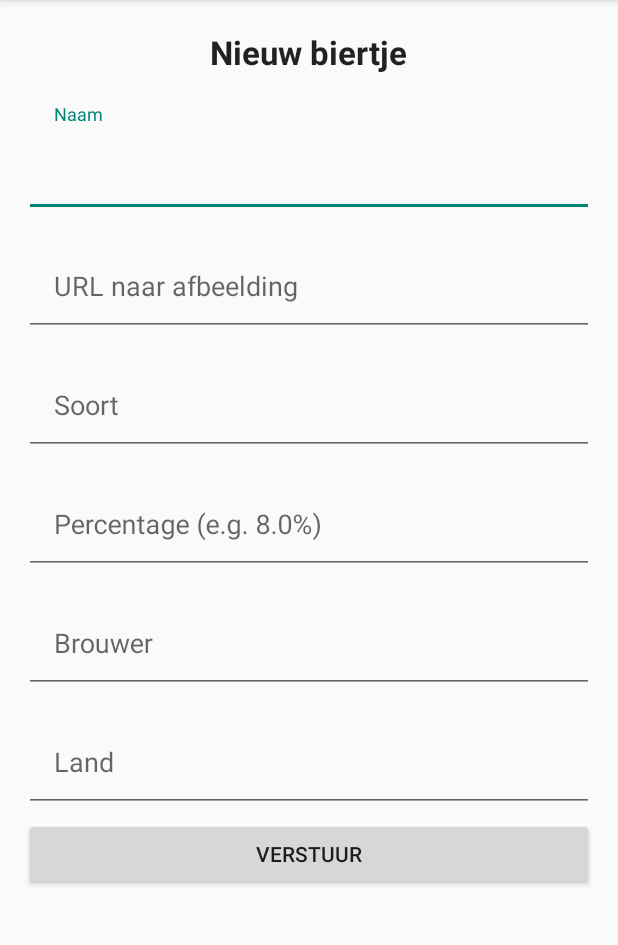
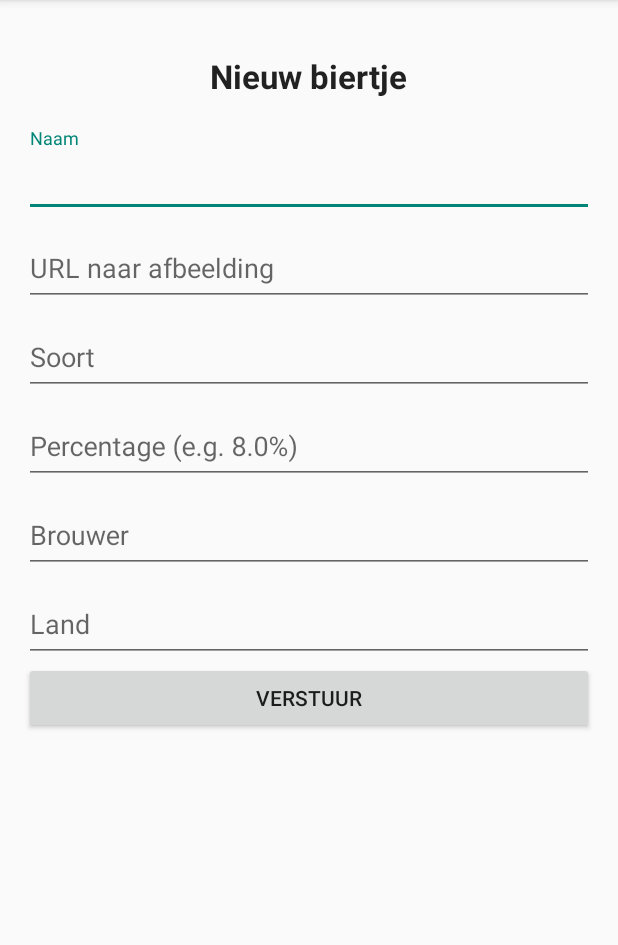
Before and after one commit to DispuutHamers/hamersapp, an Android app: the NewBeerActivity screen opened directly, with no data from a screen before it, on a phone screen of 412 x 824 dp, the part 84-1029 px from its top. Run offline under Robolectric (Android 15) with nearby library versions, the phone set to English and light mode, and no system bars.

Commit message:
Layout fixes

```diff
--- a/hamersapp/src/main/res/layout/new_beer_activity.xml
+++ b/hamersapp/src/main/res/layout/new_beer_activity.xml
@@ -16,9 +16,7 @@
                 android:orientation="vertical"
                 android:layout_width="match_parent"
                 android:layout_height="wrap_content"
-                android:layout_marginLeft="16dp"
-                android:layout_marginRight="16dp"
-                android:layout_marginBottom="16dp">
+                android:padding="16dp">
             <TextView
                     android:layout_width="wrap_content"
                     android:layout_height="wrap_content"
@@ -26,7 +24,8 @@
                     android:text="@string/new_beer"
                     android:textStyle="bold"
                     android:padding="20dp"
-                    android:textSize="22sp" android:layout_gravity="center_horizontal"/>
+                    android:textSize="22sp"
+                    android:layout_gravity="center_horizontal"/>
             <android.support.design.widget.TextInputLayout
                     android:layout_width="match_parent"
                     android:layout_height="wrap_content">
@@ -34,10 +33,9 @@
                         android:id="@+id/beer_title_et"
                         android:layout_width="match_parent"
                         android:layout_height="wrap_content"
-                        android:layout_marginTop="16dp"
-                        android:layout_marginBottom="4dp"
-                        android:hint="@string/beer_name"
-                        android:padding="20dp"/>
+                        android:paddingTop="12dp"
+                        android:paddingBottom="12dp"
+                        android:hint="@string/beer_name"/>
             </android.support.design.widget.TextInputLayout>
             <android.support.design.widget.TextInputLayout
                     android:layout_width="match_parent"
@@ -45,11 +43,10 @@
                 <EditText android:id="@+id/beer_picture_et"
                           android:layout_width="match_parent"
                           android:layout_height="wrap_content"
-                          android:layout_marginTop="16dp"
-                          android:layout_marginBottom="4dp"
+                          android:paddingTop="12dp"
+                          android:paddingBottom="12dp"
                           android:inputType="textMultiLine"
-                          android:hint="@string/beer_picture"
-                          android:padding="20dp"/>
+                          android:hint="@string/beer_picture"/>
             </android.support.design.widget.TextInputLayout>
             <android.support.design.widget.TextInputLayout
                     android:layout_width="match_parent"
@@ -57,11 +54,10 @@
                 <EditText android:id="@+id/beer_soort_et"
                           android:layout_width="match_parent"
                           android:layout_height="wrap_content"
-                          android:layout_marginTop="16dp"
-                          android:layout_marginBottom="4dp"
+                          android:paddingTop="12dp"
+                          android:paddingBottom="12dp"
                           android:inputType="textMultiLine"
-                          android:hint="@string/beer_soort"
-                          android:padding="20dp"/>
+                          android:hint="@string/beer_soort"/>
             </android.support.design.widget.TextInputLayout>
             <android.support.design.widget.TextInputLayout
                     android:layout_width="match_parent"
@@ -70,10 +66,9 @@
                         android:id="@+id/beer_percentage_et"
                         android:layout_width="match_parent"
                         android:layout_height="wrap_content"
-                        android:layout_marginTop="16dp"
-                        android:layout_marginBottom="4dp"
-                        android:hint="@string/beer_percentage"
-                        android:padding="20dp"/>
+                        android:paddingTop="12dp"
+                        android:paddingBottom="12dp"
+                        android:hint="@string/beer_percentage"/>
             </android.support.design.widget.TextInputLayout>
             <android.support.design.widget.TextInputLayout
                     android:layout_width="match_parent"
@@ -81,11 +76,10 @@
                 <EditText android:id="@+id/beer_brewer_et"
                           android:layout_width="match_parent"
                           android:layout_height="wrap_content"
-                          android:layout_marginTop="16dp"
-                          android:layout_marginBottom="4dp"
+                          android:paddingTop="12dp"
+                          android:paddingBottom="12dp"
                           android:inputType="textMultiLine"
-                          android:hint="@string/beer_brewer"
-                          android:padding="20dp"/>
+                          android:hint="@string/beer_brewer"/>
             </android.support.design.widget.TextInputLayout>
             <android.support.design.widget.TextInputLayout
                     android:layout_width="match_parent"
@@ -94,10 +88,9 @@
                         android:id="@+id/beer_country_et"
                         android:layout_width="match_parent"
                         android:layout_height="wrap_content"
-                        android:layout_marginTop="16dp"
-                        android:layout_marginBottom="4dp"
-                        android:hint="@string/beer_country"
-                        android:padding="20dp"/>
+                        android:paddingTop="12dp"
+                        android:paddingBottom="12dp"
+                        android:hint="@string/beer_country"/>
             </android.support.design.widget.TextInputLayout>
             <Button
                     android:id="@+id/sendbeer_button"
--- a/hamersapp/src/main/res/layout/new_news_acitivity.xml
+++ b/hamersapp/src/main/res/layout/new_news_acitivity.xml
@@ -20,7 +20,7 @@
             <LinearLayout
                     android:orientation="vertical"
                     android:layout_width="fill_parent"
-                    android:layout_height="wrap_content">
+                    android:layout_height="wrap_content" android:paddingLeft="16dp" android:paddingRight="16dp">
                 <TextView
                         android:layout_width="wrap_content"
                         android:layout_height="wrap_content"
```
